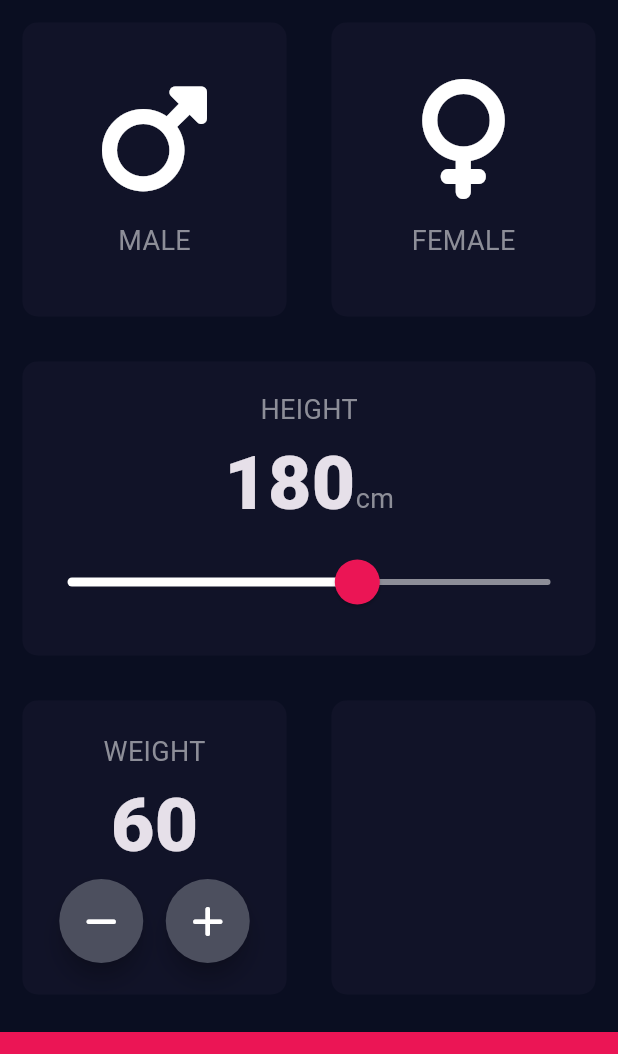
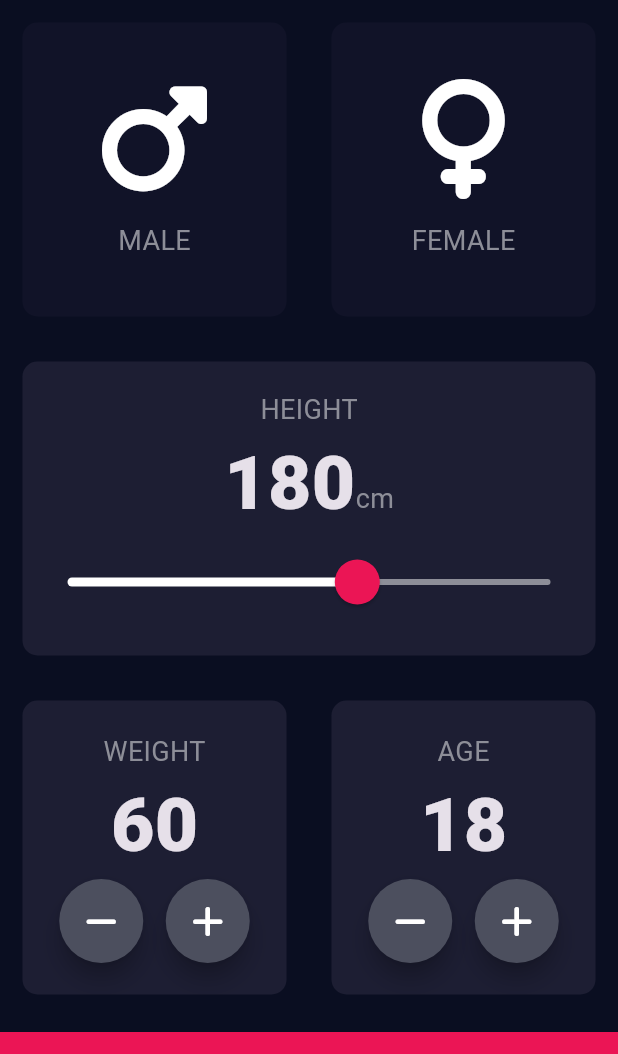
Before and after one commit to aminebenjebli/BMI-Calculator, a Flutter app: the screen it shows after launch, on a phone screen of 412 x 824 dp, the part 84-1138 px from its top. Run offline on Flutter 3.47's test engine with Material 3 defaults, Android fonts, the phone set to English and light mode, and no system bars; our stand-ins replace font_awesome_flutter.

Commit message:
Refactor InputPage to update card colors to activeCardColour and add age selection functionality with RoundIconButton for age

```diff
--- a/healthapp/lib/input_page.dart
+++ b/healthapp/lib/input_page.dart
@@ -14,9 +14,11 @@ class InputPage extends StatefulWidget {
 }
 
 class _InputPageState extends State<InputPage> {
+  int age = 18;
+  int height = 180;
   Gender? selectedGender;
-  int height = 180;
   int weight = 60;
+
   @override
   Widget build(BuildContext context) {
     return Scaffold(
@@ -64,7 +66,7 @@ class _InputPageState extends State<InputPage> {
             )),
             Expanded(
                 child: ReusableCard(
-              colour: inactiveCardColour,
+              colour: activeCardColour,
               cardChild: Column(
                 mainAxisAlignment: MainAxisAlignment.center,
                 children: <Widget>[
@@ -110,7 +112,7 @@ class _InputPageState extends State<InputPage> {
               children: <Widget>[
                 Expanded(
                     child: ReusableCard(
-                  colour: inactiveCardColour,
+                  colour: activeCardColour,
                   cardChild: Column(
                     mainAxisAlignment: MainAxisAlignment.center,
                     children: <Widget>[
@@ -148,7 +150,47 @@ class _InputPageState extends State<InputPage> {
                     ],
                   ),
                 )),
-                const Expanded(child: ReusableCard(colour: inactiveCardColour)),
+                Expanded(
+                    child: ReusableCard(
+                  colour: activeCardColour,
+                  cardChild: Column(
+                    mainAxisAlignment: MainAxisAlignment.center,
+                    children: <Widget>[
+                      const Text(
+                        'AGE',
+                        style: labelTextStyle,
+                      ),
+                      Text(
+                        age.toString(),
+                        style: numberTextStyle,
+                      ),
+                      Row(
+                        mainAxisAlignment: MainAxisAlignment.center,
+                        children: <Widget>[
+                          RoundIconButton(
+                            icon: FontAwesomeIcons.minus,
+                            onPressed: () {
+                              setState(() {
+                                age--;
+                              });
+                            },
+                          ),
+                          const SizedBox(
+                            width: 15.0,
+                          ),
+                          RoundIconButton(
+                            icon: FontAwesomeIcons.plus,
+                            onPressed: () {
+                              setState(() {
+                                age++;
+                              });
+                            },
+                          )
+                        ],
+                      )
+                    ],
+                  ),
+                )),
               ],
             )),
             Container(
```
